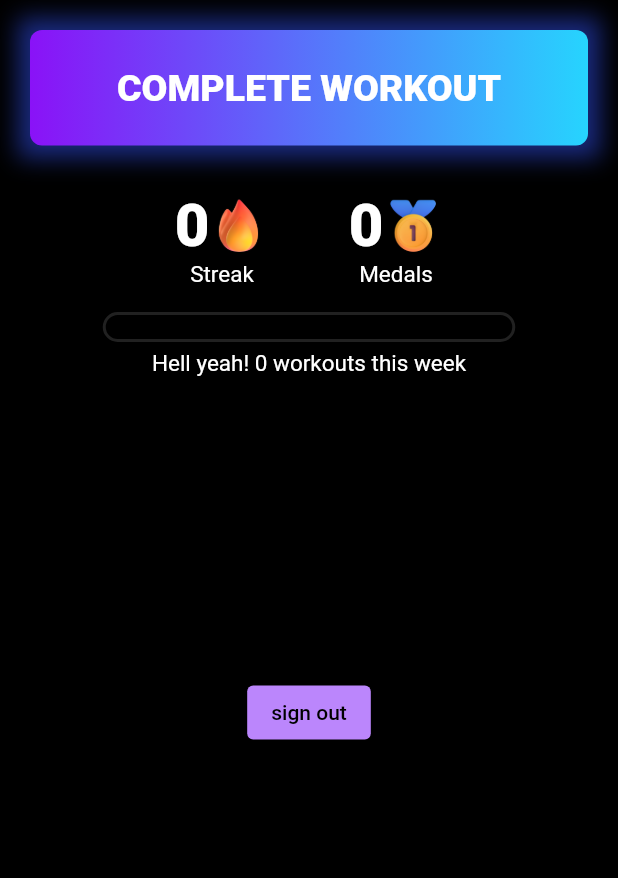
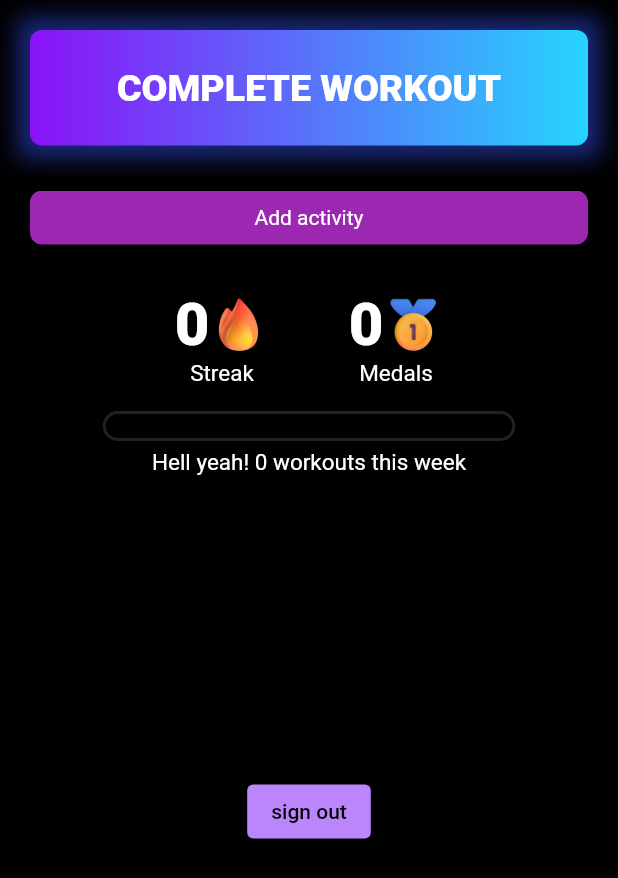
Before and after one commit to ethernetz/hot-summer, a Flutter app: the screen it shows once a user with an empty profile is signed in, after a tap on "START WORKOUT", on a phone screen of 412 x 824 dp. Shown: the top 878 px of the screen. Run offline on Flutter 3.47's test engine with Material 2 defaults, Android fonts, the phone set to English and light mode, and no system bars; our stand-ins replace cloud_firestore, firebase_auth, firebase_core, firebase_crashlytics, google_fonts, google_sign_in and 1 more; accounts and stored records are empty; network calls fail.

Commit message:
add current_workout and activity_card widgets, with animations

```diff
--- /dev/null
+++ b/app/lib/components/current_workout.dart
@@ -0,0 +1,136 @@
+import 'package:flutter/material.dart';
+import 'package:provider/provider.dart';
+import 'package:workspaces/components/activity_card.dart';
+import 'package:workspaces/services/current_workout_provider.dart';
+import 'package:workspaces/widgets/button.dart';
+import 'dart:math';
+
+class CurrentWorkout extends StatefulWidget {
+  const CurrentWorkout({super.key});
+
+  @override
+  State<CurrentWorkout> createState() => _CurrentWorkoutState();
+}
+
+class _CurrentWorkoutState extends State<CurrentWorkout> {
+  final GlobalKey<AnimatedListState> _listKey = GlobalKey<AnimatedListState>();
+  List<String> activities = [];
+  bool addButtonExists = false;
+
+  @override
+  Widget build(BuildContext context) {
+    final isWorkingOut = context.select<CurrentWorkoutProvider, bool>(
+        (currentWorkoutProvider) => currentWorkoutProvider.isWorkingOut);
+
+    if (isWorkingOut && !addButtonExists) {
+      addAddButton();
+    }
+    if (!isWorkingOut) {
+      if (activities.isNotEmpty) {
+        removeAllActivities();
+      }
+      if (addButtonExists) {
+        removeAddButton();
+      }
+    }
+
+    return AnimatedList(
+      shrinkWrap: true,
+      key: _listKey,
+      initialItemCount: 0,
+      itemBuilder: (context, index, animation) {
+        final curvedAnimation = CurvedAnimation(
+          parent: animation,
+          curve: Curves.easeInOut,
+        );
+
+        if (index == activities.length) {
+          return SizeTransition(
+            sizeFactor: curvedAnimation,
+            child: Button(
+              child: const Text('Add activity'),
+              onPressed: () => addActivity(),
+            ),
+          );
+        }
+
+        return SizeTransition(
+          sizeFactor: curvedAnimation,
+          child: Dismissible(
+            key: Key('${activities[index].hashCode}'),
+            onDismissed: (direction) => removeActivity(index),
+            background: Container(color: Colors.red[700]),
+            direction: DismissDirection.startToEnd,
+            child: Padding(
+              padding: const EdgeInsets.symmetric(vertical: 10),
+              child: ActivityCard(
+                activity: activities[index],
+                onClosePressed: () => removeActivity(index),
+              ),
+            ),
+          ),
+        );
+      },
+    );
+  }
+
+  void addActivity() {
+    activities.add('item ${Random().nextInt(100)}');
+    _listKey.currentState?.insertItem(
+      activities.length - 1,
+      duration: const Duration(milliseconds: 250),
+    );
+  }
+
+  void removeActivity(int index) {
+    final activity = activities[index];
+    _listKey.currentState?.removeItem(
+      index,
+      (context, animation) {
+        return SizeTransition(
+          sizeFactor: animation,
+          child: ActivityCard(
+            activity: activity,
+            onClosePressed: () => {},
+          ),
+        );
+      },
+      duration: const Duration(milliseconds: 100),
+    );
+    activities.removeAt(index);
+  }
+
+  void removeAllActivities() {
+    for (var i = activities.length - 1; i >= 0; i--) {
+      removeActivity(i);
+    }
+  }
+
+  void addAddButton() {
+    _listKey.currentState?.insertItem(
+      0,
+      duration: const Duration(milliseconds: 100),
+    );
+    addButtonExists = true;
+  }
+
+  void removeAddButton() {
+    _listKey.currentState?.removeItem(
+      0,
+      (
+        BuildContext context,
+        Animation<double> animation,
+      ) {
+        return SizeTransition(
+          sizeFactor: animation,
+          child: Button(
+            child: const Text('Add activity'),
+            onPressed: () => addActivity(),
+          ),
+        );
+      },
+      duration: const Duration(milliseconds: 100),
+    );
+    addButtonExists = false;
+  }
+}
--- a/app/lib/screens/home_screen.dart
+++ b/app/lib/screens/home_screen.dart
@@ -1,5 +1,6 @@
 import 'package:flutter/material.dart';
 import 'package:provider/provider.dart';
+import 'package:workspaces/components/current_workout.dart';
 import 'package:workspaces/components/self_metrics.dart';
 import 'package:workspaces/components/workout_button.dart';
 import 'package:workspaces/services/auth_service.dart';
@@ -18,6 +19,8 @@ class HomeScreen extends StatelessWidget {
           children: [
             const WorkoutButton(),
             const SizedBox(height: 30),
+            const CurrentWorkout(),
+            const SizedBox(height: 30),
             const SelfMetrics(),
             const SizedBox(height: 200),
             ElevatedButton(
--- a/app/lib/services/current_workout_provider.dart
+++ b/app/lib/services/current_workout_provider.dart
@@ -12,7 +12,6 @@ class CurrentWorkoutProvider extends ChangeNotifier {
 
   void endWorkout() {
     _isWorkingOut = false;
-
     notifyListeners();
   }
 }
--- /dev/null
+++ b/app/lib/widgets/button.dart
@@ -0,0 +1,31 @@
+import 'package:flutter/material.dart';
+
+class Button extends StatelessWidget {
+  final Widget child;
+  final Color color;
+  final void Function()? onPressed;
+
+  const Button({
+    super.key,
+    required this.child,
+    this.onPressed,
+    this.color = Colors.purple,
+  });
+
+  @override
+  Widget build(BuildContext context) {
+    return GestureDetector(
+      onTap: onPressed,
+      child: Container(
+        padding: const EdgeInsets.symmetric(vertical: 10),
+        decoration: BoxDecoration(
+          color: color,
+          borderRadius: BorderRadius.circular(8),
+        ),
+        child: Center(
+          child: child,
+        ),
+      ),
+    );
+  }
+}
```
Also changed, not shown: app/lib/components/activity_card.dart (added, +91 -0 lines), app/lib/widgets/number_input.dart (added, +49 -0 lines), firebase/emulator-cache/auth_export/accounts.json (+1 -1 lines), 3 other files.
